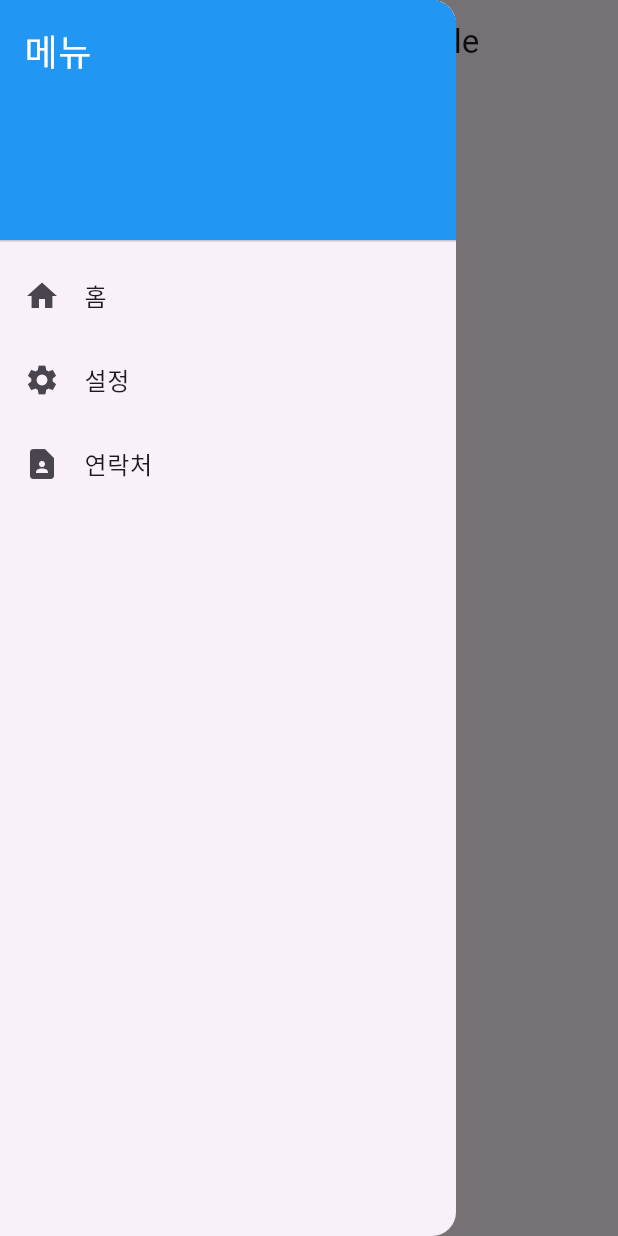
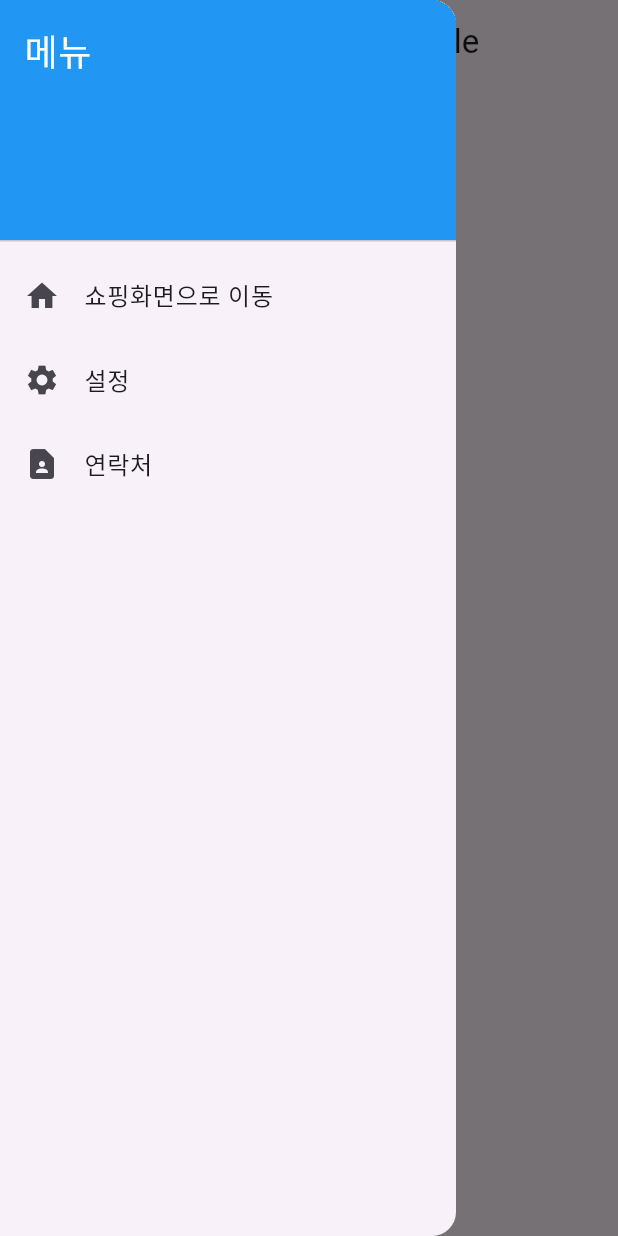
Before and after one commit to seunggyundev/dev_class, a Flutter app: the screen it shows after launch, with the side drawer open, on a phone screen of 412 x 824 dp. Run offline on Flutter 3.47's test engine with Material 3 defaults, Android fonts, the light colour scheme and no system bars; accounts and stored records are empty.

Commit message:
week2 code

```diff
--- a/lib/main.dart
+++ b/lib/main.dart
@@ -1,4 +1,6 @@
 import 'package:devjang_class/models.dart';
+import 'package:devjang_class/problem_solving/week1.dart';
+import 'package:devjang_class/problem_solving/week2.dart';
 import 'package:devjang_class/week2/widgets.dart';
 import 'package:flutter/material.dart';
 
@@ -19,7 +21,7 @@ class MyApp extends StatelessWidget {
         colorScheme: ColorScheme.fromSeed(seedColor: Colors.deepPurple),
         useMaterial3: true,
       ),
-      home: const MyHomePage(title: 'Flutter Demo Home Page'),
+      home: DrawerExample(),
     );
   }
 }
@@ -59,6 +61,6 @@ class _MyHomePageState extends State<MyHomePage> {
 
   @override
   Widget build(BuildContext context) {
-    return AnimationExample();
+    return Container();
   }
 }
--- a/lib/week2/widgets.dart
+++ b/lib/week2/widgets.dart
@@ -117,12 +117,12 @@ class Widgets {
 
 }
 
-class AnimationExample extends StatefulWidget {
+class DrawerExample extends StatefulWidget {
   @override
-  _AnimationExampleState createState() => _AnimationExampleState();
+  _DrawerExampleState createState() => _DrawerExampleState();
 }
 
-class _AnimationExampleState extends State<AnimationExample> with SingleTickerProviderStateMixin {
+class _DrawerExampleState extends State<DrawerExample> with SingleTickerProviderStateMixin {
   AnimationController? _controller;
   Animation<Offset>? _animation;
   int _tabIndex = 0;
@@ -291,9 +291,11 @@ class _AnimationExampleState extends State<AnimationExample> with SingleTickerPr
             ),
             ListTile(
               leading: Icon(Icons.home),
-              title: Text('홈'),
+              title: Text('쇼핑화면으로 이동'),
               onTap: () {
                 Navigator.pop(context);  // Drawer 닫기
+                Navigator.push(context, MaterialPageRoute(builder: (context) => ShoppingListScreen()));
+
                 // 홈 화면으로 이동하는 로직을 추가할 수 있습니다.
               },
             ),
```
Also changed, not shown: lib/problem_solving/week1.dart (+36 -0 lines), lib/problem_solving/week2.dart (+44 -7 lines).
